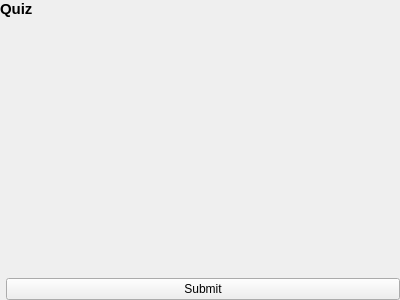
Above: qtCanvas/forms/take_quiz.ui from amireh/qtCanvas before the change. Below: the same form after it.
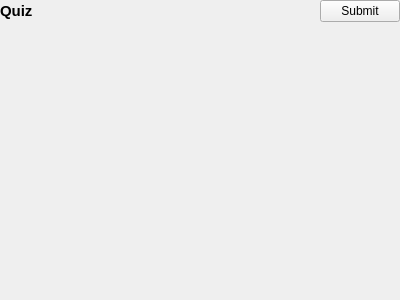
That is the form after the change.

```diff
--- a/qtCanvas/forms/take_quiz.ui
+++ b/qtCanvas/forms/take_quiz.ui
@@ -44,6 +44,8 @@
    <item>
     <layout class="QHBoxLayout" name="titleLayout">
      <item>
+      <layout class="QHBoxLayout" name="horizontalLayout_2">
+       <item>
       <widget class="QLabel" name="quizTitleLabel">
        <property name="sizePolicy">
         <sizepolicy hsizetype="Preferred" vsizetype="Maximum">
@@ -82,6 +84,43 @@
        </property>
       </widget>
      </item>
+       <item>
+        <spacer name="horizontalSpacer">
+         <property name="orientation">
+          <enum>Qt::Horizontal</enum>
+         </property>
+         <property name="sizeHint" stdset="0">
+          <size>
+           <width>40</width>
+           <height>20</height>
+          </size>
+         </property>
+        </spacer>
+       </item>
+       <item>
+        <widget class="QPushButton" name="submitButton">
+         <property name="sizePolicy">
+          <sizepolicy hsizetype="Maximum" vsizetype="Fixed">
+           <horstretch>0</horstretch>
+           <verstretch>0</verstretch>
+          </sizepolicy>
+         </property>
+         <property name="text">
+          <string>Submit</string>
+         </property>
+         <property name="checkable">
+          <bool>false</bool>
+         </property>
+         <property name="autoDefault">
+          <bool>false</bool>
+         </property>
+         <property name="default">
+          <bool>false</bool>
+         </property>
+        </widget>
+       </item>
+      </layout>
+     </item>
     </layout>
    </item>
    <item>
@@ -139,7 +178,7 @@
              <x>0</x>
              <y>0</y>
              <width>393</width>
-             <height>241</height>
+             <height>256</height>
             </rect>
            </property>
            <property name="sizePolicy">
@@ -166,11 +205,7 @@
          </widget>
         </item>
         <item row="1" column="0">
-         <widget class="QPushButton" name="submitButton">
-          <property name="text">
-           <string>Submit</string>
-          </property>
-         </widget>
+         <layout class="QHBoxLayout" name="horizontalLayout"/>
         </item>
        </layout>
       </widget>
```
Lines whose indentation alone changed are shown as unchanged.
